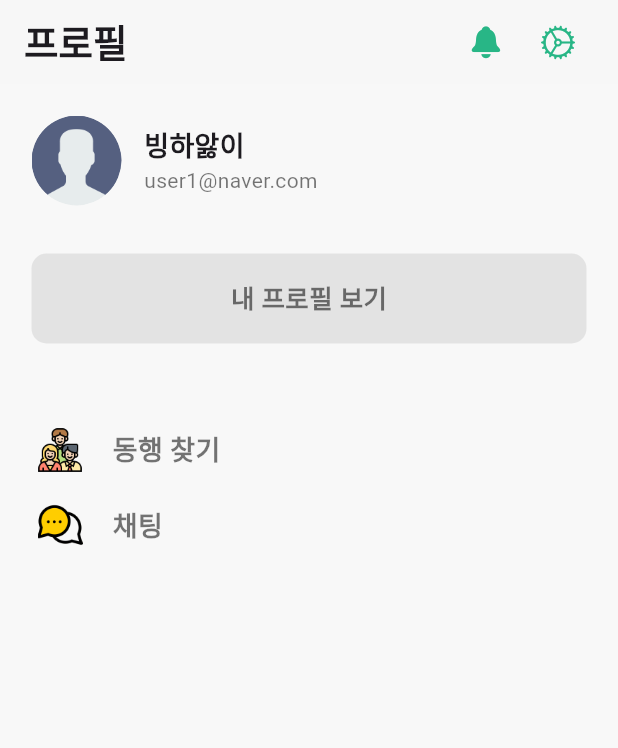
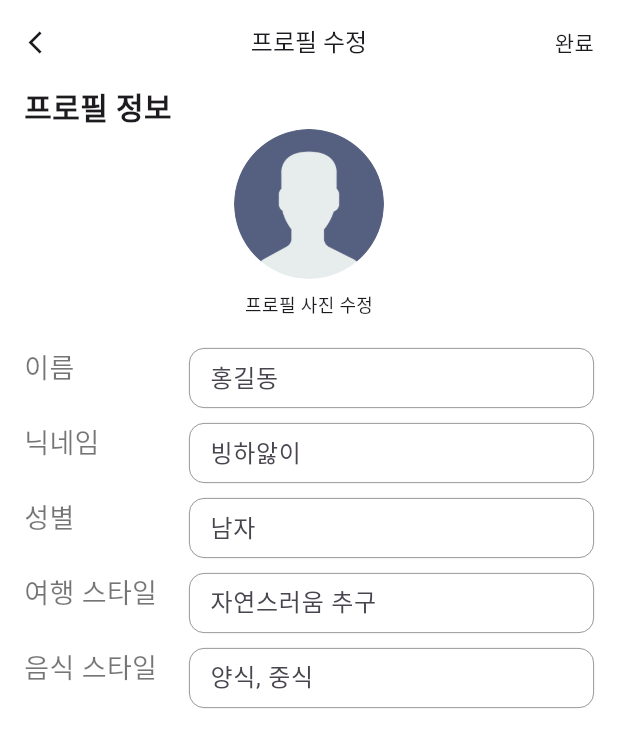
Before and after one commit to yunchocopie/travel-project-app, a Flutter app: the ProfilePage screen opened directly, after a tap on "내 프로필 보기", on a phone screen of 412 x 824 dp. Shown: the top 748 px of the screen. Run offline on Flutter 3.47's test engine with Material 3 defaults, Android fonts, the phone set to English and light mode, and no system bars; our stand-ins replace dio, flutter_secure_storage, validators; accounts and stored records are empty.

Commit message:
design : my profile 화면 -ing

```diff
--- a/lib/ui/holders/profile/components/profile_button.dart
+++ b/lib/ui/holders/profile/components/profile_button.dart
@@ -1,5 +1,7 @@
 import 'package:flutter/cupertino.dart';
 import 'package:flutter/material.dart';
+
+import '../my_profile/my_profile_page.dart';
 
 class ProfileButton extends StatelessWidget {
   const ProfileButton({super.key});
@@ -19,7 +21,10 @@ class ProfileButton extends StatelessWidget {
             splashColor: Colors.black,
             borderRadius: BorderRadius.circular(10.0),
             onTap: () {
-
+              Navigator.push(
+                context,
+                MaterialPageRoute(builder: (context) => MyProfilePage()),
+              );
               print('내 프로필 보기 클릭됨');
 
             },
--- /dev/null
+++ b/lib/ui/holders/profile/my_profile/components/my_profile_text_form.dart
@@ -0,0 +1,32 @@
+import 'package:flutter/material.dart';
+
+import 'my_profile_text_form_field.dart';
+import 'my_profile_text_form_field_phone.dart';
+
+
+
+class ProfileTextForm extends StatelessWidget {
+  final _formKey = GlobalKey<FormState>(); // 1. 글로벌 key
+  @override
+  Widget build(BuildContext context) {
+    return Form(
+      // 2. 글로벌 key를 Form 태그에 연결하여 해당 key로 Form의 상태를 관리할 수 있다.
+      key: _formKey,
+      child: Column(
+        children: [
+          ProfileTextFormField(text: '이름', hintText: '홍길동',),
+          SizedBox(height: 10),
+          ProfileTextFormField(text: '닉네임', hintText: '빙하앓이',),
+          SizedBox(height: 10),
+          ProfileTextFormField(text: '성별', hintText: '남자',),
+          SizedBox(height: 10),
+          ProfileTextFormField(text: '여행 스타일', hintText: '자연스러움 추구'),
+          SizedBox(height: 10),
+          ProfileTextFormField(text: '음식 스타일', hintText: '양식, 중식',),
+          // SizedBox(height: 10),
+          // ProfileTextFormFieldPhone(text: '휴대폰'),
+        ],
+      ),
+    );
+  }
+}
--- /dev/null
+++ b/lib/ui/holders/profile/my_profile/components/my_profile_text_form_field.dart
@@ -0,0 +1,65 @@
+import 'package:flutter/material.dart';
+
+class ProfileTextFormField extends StatelessWidget {
+  final String text;
+  final String hintText;
+
+  const ProfileTextFormField({required this.text, required this.hintText});
+
+  @override
+  Widget build(BuildContext context) {
+    return Row(
+      crossAxisAlignment: CrossAxisAlignment.start, // 텍스트와 입력 필드 상단을 정렬
+      children: [
+        SizedBox(
+          width: 100, // 일정한 너비를 설정하여 텍스트 정렬
+          child: Text(
+            text,
+            style: TextStyle(fontSize: 18, color: Colors.black54),
+          ),
+        ),
+        SizedBox(width: 10),
+        Expanded(
+          child: SizedBox(
+            height: 40,
+            child: TextFormField(
+              textAlignVertical: TextAlignVertical.center,
+              decoration: InputDecoration(
+                contentPadding: EdgeInsets.symmetric(horizontal: 10, vertical: 10), // 내부 여백 조정
+                hintText: hintText,
+                enabledBorder: OutlineInputBorder(
+                  borderSide: BorderSide(
+                    width: 0.5,
+                    color: Colors.black54,
+                  ),
+                  borderRadius: BorderRadius.circular(10),
+                ),
+                focusedBorder: OutlineInputBorder(
+                  borderSide: BorderSide(
+                    width: 1,
+                    color: Colors.black54,
+                  ),
+                  borderRadius: BorderRadius.circular(10),
+                ),
+                errorBorder: OutlineInputBorder(
+                  borderSide: BorderSide(
+                    width: 0.5,
+                    color: Colors.black54,
+                  ),
+                  borderRadius: BorderRadius.circular(10),
+                ),
+                focusedErrorBorder: OutlineInputBorder(
+                  borderSide: BorderSide(
+                    width: 1,
+                    color: Colors.black54,
+                  ),
+                  borderRadius: BorderRadius.circular(10),
+                ),
+              ),
+            ),
+          ),
+        ),
+      ],
+    );
+  }
+}
--- /dev/null
+++ b/lib/ui/holders/profile/my_profile/my_profile_page.dart
@@ -0,0 +1,107 @@
+import 'package:flutter/material.dart';
+
+import 'components/my_profile_text_form.dart';
+
+
+class MyProfilePage extends StatelessWidget {
+  const MyProfilePage({super.key});
+
+  @override
+  Widget build(BuildContext context) {
+    return Scaffold(
+      backgroundColor: Colors.white,
+      appBar: _ProfileAppBar(context),
+      body: Padding(
+        padding: const EdgeInsets.symmetric(horizontal: 16),
+        child: ListView(
+          children: [
+            Text(
+              '프로필 정보',
+              style: TextStyle(fontSize: 20, fontWeight: FontWeight.bold),
+            ),
+            Row(
+              mainAxisAlignment: MainAxisAlignment.center,
+              children: [
+                SizedBox(
+                  width: 100,
+                  height: 100,
+                  child: ClipRRect(
+                    borderRadius: BorderRadius.circular(90),
+                    child: Image.asset(
+                      "assets/images/profile_user_icon.png",
+                      fit: BoxFit.cover,
+                    ),
+                  ),
+                ),
+              ],
+            ),
+            SizedBox(height: 8),
+            Row(
+              mainAxisAlignment: MainAxisAlignment.center,
+              children: [
+                InkWell(
+                  onTap: () {
+                    // TODO : 프로필 사진 수정 기능 구현 해야함
+                  },
+                  child: Text(
+                    '프로필 사진 수정',
+                    style: TextStyle(fontSize: 12),
+                  ),
+                ),
+              ],
+            ),
+            SizedBox(height: 20),
+            ProfileTextForm(),
+            SizedBox(height: 20),
+            // Text(
+            //   '계정 정보',
+            //   style: TextStyle(fontSize: 20, fontWeight: FontWeight.bold),
+            // ),
+            // SizedBox(height: 20),
+            //ProfileTextButton(text: '계정 관리'),
+            //SizedBox(height: 10),
+            //ProfileTextButton(text: '결제 비밀번호 설정'),
+          ],
+        ),
+      ),
+    );
+  }
+
+  AppBar _ProfileAppBar(BuildContext context) {
+    return AppBar(
+      backgroundColor: Colors.white,
+      leading: IconButton(
+        onPressed: () {
+          Navigator.pop(context);
+        },
+        icon: Icon(
+          Icons.arrow_back_ios,
+          size: 18,
+        ),
+      ),
+      title: Text(
+        "프로필 수정",
+        style: TextStyle(fontSize: 16),
+      ),
+      centerTitle: true,
+      actions: [
+        InkWell(
+          onTap: () {
+            Navigator.pop(context);
+          },
+          child: Row(
+            children: [
+              Text(
+                '완료',
+                style: TextStyle(fontSize: 14),
+              ),
+              SizedBox(
+                width: 16,
+              )
+            ],
+          ),
+        )
+      ],
+    );
+  }
+}
```
Also changed, not shown: lib/ui/holders/profile/my_profile/components/my_profile_text_form_field_phone.dart (added, +86 -0 lines).
